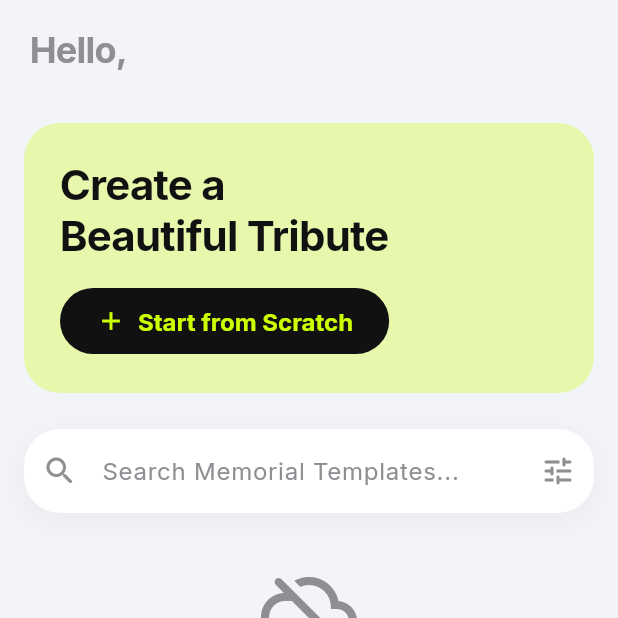
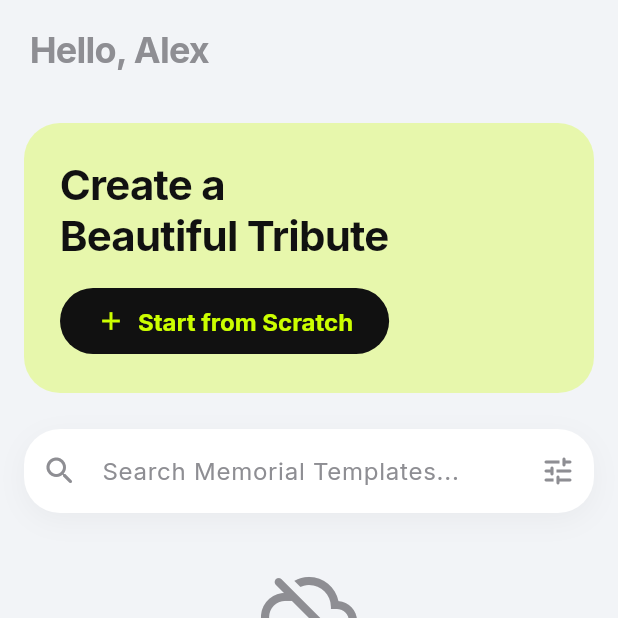
Before and after one commit to Hamza3270308/Funeral_Post_Maker, a Flutter app: the HomeScreen screen opened directly, on a phone screen of 412 x 824 dp, the top half of it. Run offline on Flutter 3.47's test engine with Material 3 defaults, Android fonts, the phone set to English and light mode, and no system bars; our stand-ins replace cached_network_image, firebase_auth, firebase_core, firebase_remote_config, flutter_colorpicker, google_fonts and 5 more; missing offline and left inert: flutter_arc_text; accounts and stored records are empty; network calls fail.

Commit message:
fix(mobile): use release signing config for debug builds to fix Google Sign-In SHA-1 mismatch and make home greeting reactive

```diff
--- a/mobile/lib/screens/home_screen.dart
+++ b/mobile/lib/screens/home_screen.dart
@@ -8,6 +8,7 @@ import 'favorites_screen.dart';
 import 'profile_screen.dart';
 import 'settings_screen.dart';
 import '../services/user_settings_service.dart';
+import '../services/auth_service.dart';
 import 'package:firebase_auth/firebase_auth.dart';
 import 'package:cached_network_image/cached_network_image.dart';
 import '../widgets/template_card_preview.dart';
@@ -552,11 +553,21 @@ class _HomeScreenState extends State<HomeScreen> {
             bottom: false,
             child: Padding(
               padding: const EdgeInsets.fromLTRB(20, 16, 20, 16),
-              child: Text(
-                UserSettingsService.instance.isGuest
-                    ? 'Hello, Guest'
-                    : 'Hello, ${FirebaseAuth.instance.currentUser?.displayName?.split(' ').first ?? 'User'}',
-                style: const TextStyle(fontSize: 24, letterSpacing: -0.5, fontWeight: FontWeight.bold),
+              child: StreamBuilder<User?>(
+                stream: AuthService.instance.authStateChanges,
+                builder: (context, snapshot) {
+                  final user = AuthService.instance.currentUser;
+                  final firstName = user?.displayName?.split(' ').first;
+                  final greeting = (user != null && firstName != null && firstName.isNotEmpty)
+                      ? 'Hello, $firstName'
+                      : (UserSettingsService.instance.isGuest
+                          ? 'Hello, Guest'
+                          : 'Hello, ${UserSettingsService.instance.name.isNotEmpty ? UserSettingsService.instance.name.split(' ').first : 'Friend'}');
+                  return Text(
+                    greeting,
+                    style: const TextStyle(fontSize: 24, letterSpacing: -0.5, fontWeight: FontWeight.bold),
+                  );
+                },
               ),
             ),
           ),
```
Also changed, not shown: 1 other file.
